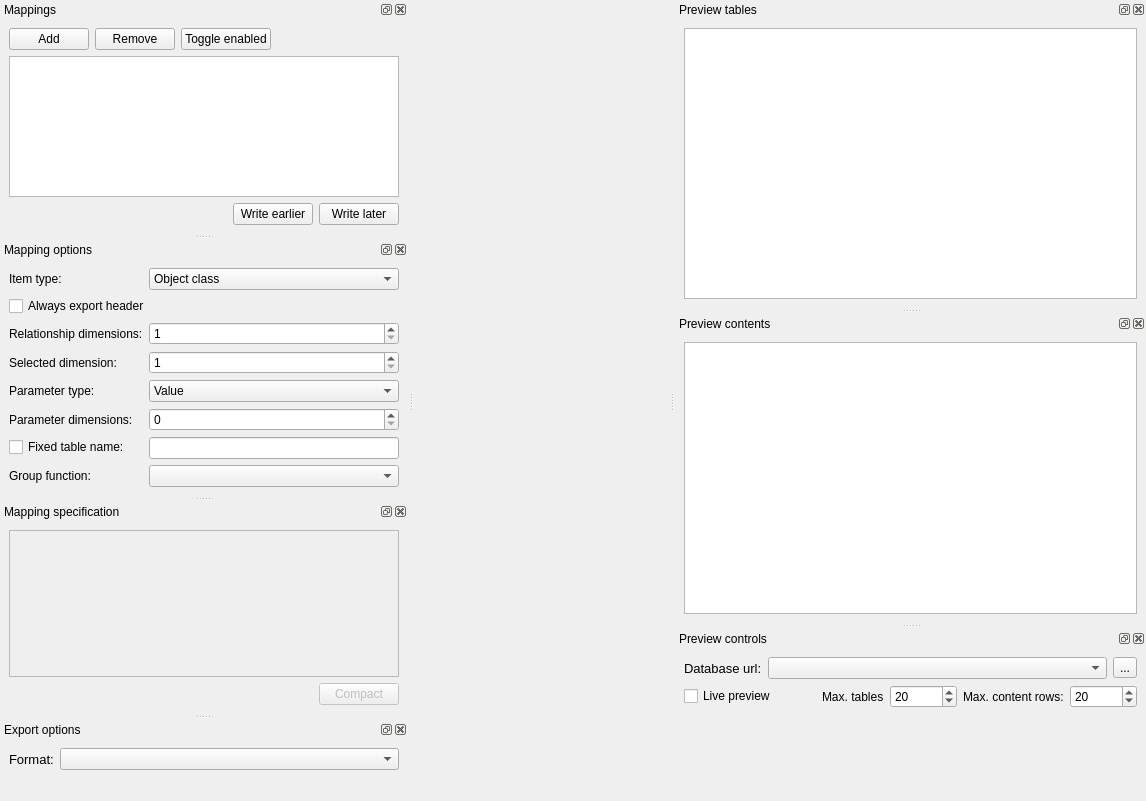
This is spine_items/exporter/ui/specification_editor.ui in spine-tools/spine-items as Qt 5 draws it before an edit. The edited form follows.
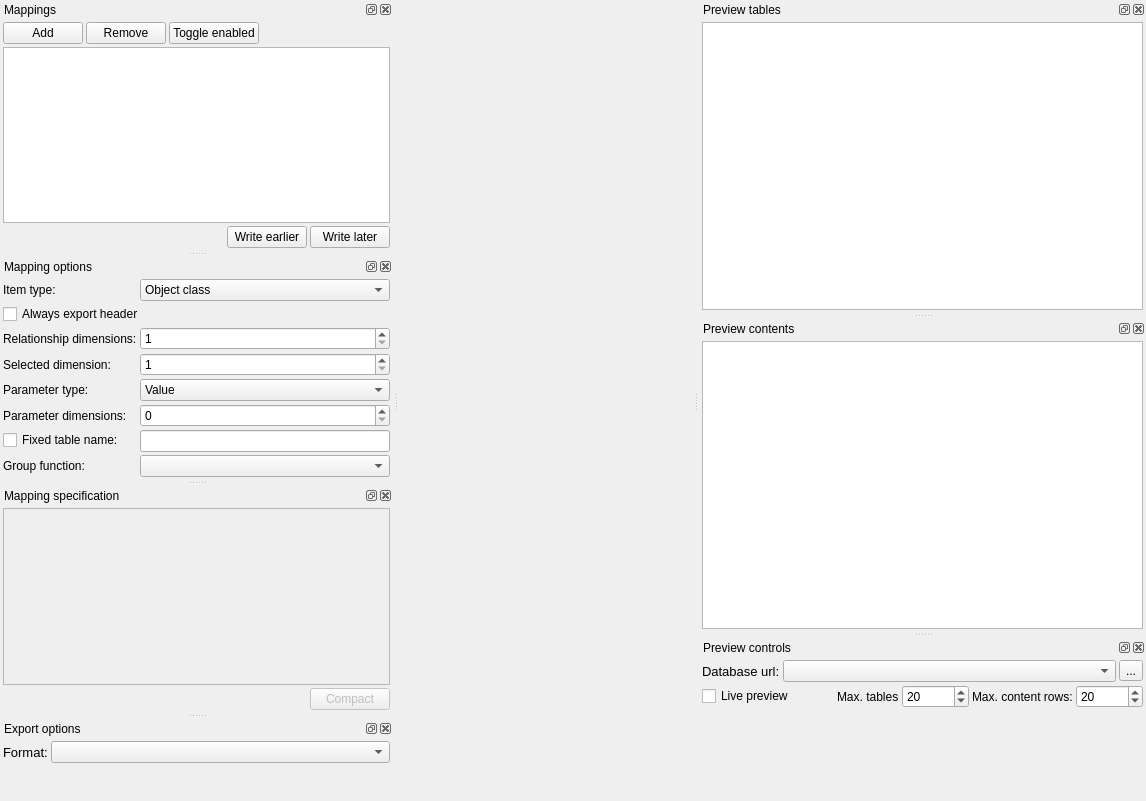
This is the edited form. Icons and pictures are not drawn. Custom widgets are drawn as their Qt base class.

Commit message: Consistent layout margins across all spec editors and dockwidgets

```diff
--- a/spine_items/exporter/ui/specification_editor.ui
+++ b/spine_items/exporter/ui/specification_editor.ui
@@ -48,6 +48,21 @@
    </attribute>
    <widget class="QWidget" name="dockWidgetContents">
     <layout class="QVBoxLayout" name="verticalLayout">
+     <property name="spacing">
+      <number>3</number>
+     </property>
+     <property name="leftMargin">
+      <number>3</number>
+     </property>
+     <property name="topMargin">
+      <number>3</number>
+     </property>
+     <property name="rightMargin">
+      <number>3</number>
+     </property>
+     <property name="bottomMargin">
+      <number>3</number>
+     </property>
      <item>
       <layout class="QHBoxLayout" name="horizontalLayout_2">
        <item>
@@ -154,6 +169,21 @@
    </attribute>
    <widget class="QWidget" name="mapping_options_contents">
     <layout class="QVBoxLayout" name="verticalLayout_7">
+     <property name="spacing">
+      <number>3</number>
+     </property>
+     <property name="leftMargin">
+      <number>3</number>
+     </property>
+     <property name="topMargin">
+      <number>3</number>
+     </property>
+     <property name="rightMargin">
+      <number>3</number>
+     </property>
+     <property name="bottomMargin">
+      <number>3</number>
+     </property>
      <item>
       <layout class="QFormLayout" name="formLayout">
        <item row="0" column="0">
@@ -365,6 +395,21 @@
      <bool>false</bool>
     </property>
     <layout class="QVBoxLayout" name="verticalLayout_2">
+     <property name="spacing">
+      <number>3</number>
+     </property>
+     <property name="leftMargin">
+      <number>3</number>
+     </property>
+     <property name="topMargin">
+      <number>3</number>
+     </property>
+     <property name="rightMargin">
+      <number>3</number>
+     </property>
+     <property name="bottomMargin">
+      <number>3</number>
+     </property>
      <item>
       <widget class="QTableView" name="mapping_table_view">
        <property name="selectionMode">
@@ -417,6 +462,21 @@
    </attribute>
    <widget class="QWidget" name="dockWidgetContents_5">
     <layout class="QVBoxLayout" name="verticalLayout_3">
+     <property name="spacing">
+      <number>3</number>
+     </property>
+     <property name="leftMargin">
+      <number>3</number>
+     </property>
+     <property name="topMargin">
+      <number>3</number>
+     </property>
+     <property name="rightMargin">
+      <number>3</number>
+     </property>
+     <property name="bottomMargin">
+      <number>3</number>
+     </property>
      <item>
       <widget class="QTreeView" name="preview_tree_view">
        <attribute name="headerVisible">
@@ -436,6 +496,21 @@
    </attribute>
    <widget class="QWidget" name="dockWidgetContents_6">
     <layout class="QVBoxLayout" name="verticalLayout_4">
+     <property name="spacing">
+      <number>3</number>
+     </property>
+     <property name="leftMargin">
+      <number>3</number>
+     </property>
+     <property name="topMargin">
+      <number>3</number>
+     </property>
+     <property name="rightMargin">
+      <number>3</number>
+     </property>
+     <property name="bottomMargin">
+      <number>3</number>
+     </property>
      <item>
       <widget class="QTableView" name="preview_table_view"/>
      </item>
@@ -454,6 +529,21 @@
    </attribute>
    <widget class="QWidget" name="dockWidgetContents_7">
     <layout class="QVBoxLayout" name="verticalLayout_5">
+     <property name="spacing">
+      <number>3</number>
+     </property>
+     <property name="leftMargin">
+      <number>3</number>
+     </property>
+     <property name="topMargin">
+      <number>3</number>
+     </property>
+     <property name="rightMargin">
+      <number>3</number>
+     </property>
+     <property name="bottomMargin">
+      <number>3</number>
+     </property>
      <item>
       <layout class="QHBoxLayout" name="horizontalLayout_4">
        <item>
@@ -511,6 +601,21 @@
    </attribute>
    <widget class="QWidget" name="dockWidgetContents_4">
     <layout class="QVBoxLayout" name="verticalLayout_6">
+     <property name="spacing">
+      <number>3</number>
+     </property>
+     <property name="leftMargin">
+      <number>3</number>
+     </property>
+     <property name="topMargin">
+      <number>3</number>
+     </property>
+     <property name="rightMargin">
+      <number>3</number>
+     </property>
+     <property name="bottomMargin">
+      <number>3</number>
+     </property>
      <item>
       <layout class="QHBoxLayout" name="horizontalLayout_3">
        <item>
```
Left out of the diff: 84 changed lines with no effect on the pictures. The commit also changes 7 other files.
